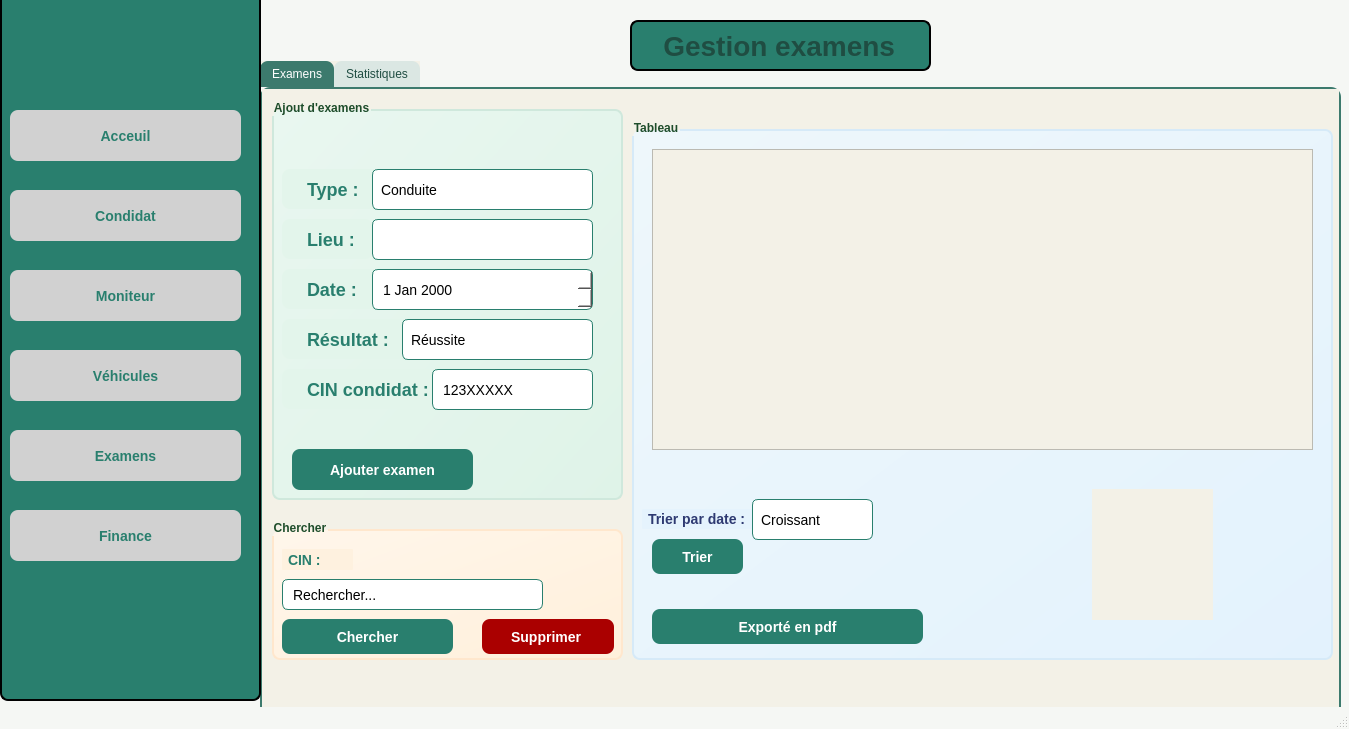
This is mainwindow.ui in Esprit-UP-Algo/projetcpp-2a25-s1-smart-driving-school as Qt 5 draws it before an edit. The edited form follows.
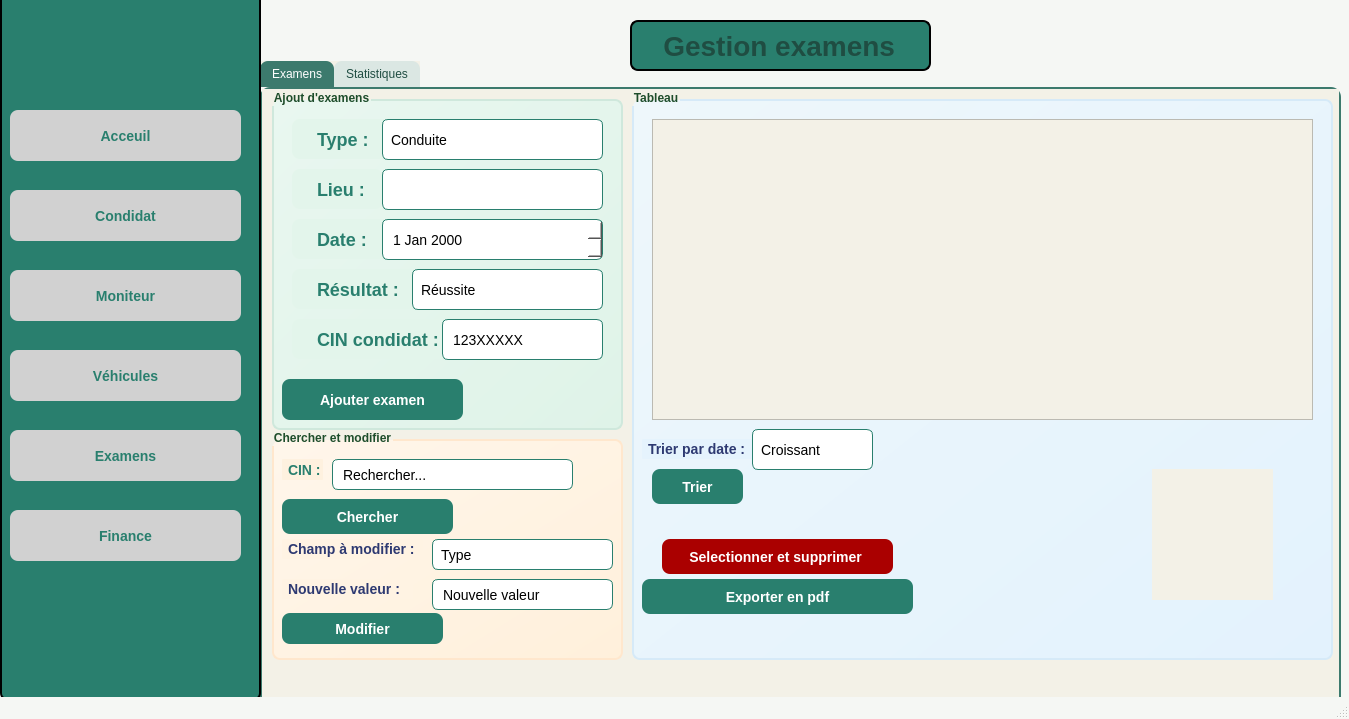
This is the edited form. Icons and pictures are not drawn.

Patch:
```diff
--- a/mainwindow.ui
+++ b/mainwindow.ui
@@ -7,7 +7,7 @@
     <x>0</x>
     <y>0</y>
     <width>1349</width>
-    <height>729</height>
+    <height>719</height>
    </rect>
   </property>
   <property name="windowTitle">
@@ -233,16 +233,16 @@
         <x>0</x>
         <y>0</y>
         <width>1071</width>
-        <height>581</height>
+        <height>641</height>
        </rect>
       </property>
       <widget class="QGroupBox" name="groupBox_add">
        <property name="geometry">
         <rect>
          <x>10</x>
-         <y>10</y>
+         <y>0</y>
          <width>351</width>
-         <height>401</height>
+         <height>341</height>
         </rect>
        </property>
        <property name="title">
@@ -251,8 +251,8 @@
        <widget class="QLabel" name="leType">
         <property name="geometry">
          <rect>
-          <x>10</x>
-          <y>70</y>
+          <x>20</x>
+          <y>30</y>
           <width>121</width>
           <height>40</height>
          </rect>
@@ -276,8 +276,8 @@
        <widget class="QComboBox" name="comboBox_3">
         <property name="geometry">
          <rect>
-          <x>100</x>
-          <y>70</y>
+          <x>110</x>
+          <y>30</y>
           <width>221</width>
           <height>41</height>
          </rect>
@@ -323,8 +323,8 @@
        <widget class="QLabel" name="leLieu">
         <property name="geometry">
          <rect>
-          <x>10</x>
-          <y>120</y>
+          <x>20</x>
+          <y>80</y>
           <width>91</width>
           <height>40</height>
          </rect>
@@ -348,8 +348,8 @@
        <widget class="QLineEdit" name="lineEdit_3">
         <property name="geometry">
          <rect>
-          <x>100</x>
-          <y>120</y>
+          <x>110</x>
+          <y>80</y>
           <width>221</width>
           <height>41</height>
          </rect>
@@ -374,8 +374,8 @@
        <widget class="QLabel" name="deDate">
         <property name="geometry">
          <rect>
-          <x>10</x>
-          <y>170</y>
+          <x>20</x>
+          <y>130</y>
           <width>111</width>
           <height>40</height>
          </rect>
@@ -399,8 +399,8 @@
        <widget class="QDateEdit" name="dateEdit">
         <property name="geometry">
          <rect>
-          <x>100</x>
-          <y>170</y>
+          <x>110</x>
+          <y>130</y>
           <width>221</width>
           <height>41</height>
          </rect>
@@ -430,8 +430,8 @@
        <widget class="QLabel" name="cbResult">
         <property name="geometry">
          <rect>
-          <x>10</x>
-          <y>220</y>
+          <x>20</x>
+          <y>180</y>
           <width>131</width>
           <height>40</height>
          </rect>
@@ -456,8 +456,8 @@
        <widget class="QComboBox" name="comboBox_6">
         <property name="geometry">
          <rect>
-          <x>130</x>
-          <y>220</y>
+          <x>140</x>
+          <y>180</y>
           <width>191</width>
           <height>41</height>
          </rect>
@@ -497,8 +497,8 @@
        <widget class="QPushButton" name="addButton">
         <property name="geometry">
          <rect>
-          <x>20</x>
-          <y>350</y>
+          <x>10</x>
+          <y>290</y>
           <width>181</width>
           <height>41</height>
          </rect>
@@ -530,8 +530,8 @@
        <widget class="QLabel" name="leType_2">
         <property name="geometry">
          <rect>
-          <x>10</x>
-          <y>270</y>
+          <x>20</x>
+          <y>230</y>
           <width>171</width>
           <height>40</height>
          </rect>
@@ -555,8 +555,8 @@
        <widget class="QLineEdit" name="lineEdit_5">
         <property name="geometry">
          <rect>
-          <x>160</x>
-          <y>270</y>
+          <x>170</x>
+          <y>230</y>
           <width>161</width>
           <height>41</height>
          </rect>
@@ -586,9 +586,9 @@
        <property name="geometry">
         <rect>
          <x>370</x>
-         <y>30</y>
+         <y>0</y>
          <width>701</width>
-         <height>541</height>
+         <height>571</height>
         </rect>
        </property>
        <property name="title">
@@ -597,7 +597,7 @@
        <widget class="QPushButton" name="exportButton">
         <property name="geometry">
          <rect>
-          <x>20</x>
+          <x>10</x>
           <y>490</y>
           <width>271</width>
           <height>35</height>
@@ -621,7 +621,7 @@
 </string>
         </property>
         <property name="text">
-         <string>Exporté en pdf</string>
+         <string>Exporter en pdf</string>
         </property>
         <property name="icon">
          <iconset theme="QIcon::ThemeIcon::DocumentPageSetup"/>
@@ -631,7 +631,7 @@
         <property name="geometry">
          <rect>
           <x>10</x>
-          <y>390</y>
+          <y>350</y>
           <width>141</width>
           <height>20</height>
          </rect>
@@ -657,7 +657,7 @@
         <property name="geometry">
          <rect>
           <x>120</x>
-          <y>380</y>
+          <y>340</y>
           <width>121</width>
           <height>41</height>
          </rect>
@@ -704,7 +704,7 @@
         <property name="geometry">
          <rect>
           <x>20</x>
-          <y>420</y>
+          <y>380</y>
           <width>91</width>
           <height>35</height>
          </rect>
@@ -736,8 +736,8 @@
        <widget class="QWidget" name="widget_3" native="true">
         <property name="geometry">
          <rect>
-          <x>460</x>
-          <y>370</y>
+          <x>520</x>
+          <y>380</y>
           <width>121</width>
           <height>131</height>
          </rect>
@@ -761,25 +761,81 @@
           <height>301</height>
          </rect>
         </property>
+        <property name="styleSheet">
+         <string notr="true">QTableWidget {
+    background-color: white;                 
+    color: rgb(41,127,110);                  /* texte en vert */
+    border: 1px solid rgb(41,127,110);     
+    border-radius: 6px;                    
+    padding: 4px 8px;             
+    font-size: 14px;
+}
+
+QTableWidget:focus {
+    border: 2px solid rgb(41,127,110);       
+    background-color: rgb(250, 250, 250);    
+}
+
+QHeaderView::section {
+    background-color: rgb(41,127,110);       /* entête vert */
+    color: white;                            /* texte blanc dans l'entête */
+    padding: 4px;
+    border: none;
+}
+</string>
+        </property>
+       </widget>
+       <widget class="QPushButton" name="deleteButton">
+        <property name="geometry">
+         <rect>
+          <x>30</x>
+          <y>450</y>
+          <width>231</width>
+          <height>35</height>
+         </rect>
+        </property>
+        <property name="styleSheet">
+         <string notr="true">QPushButton {
+    background-color: rgb(170, 0, 0); /* vert par défaut */
+    color: white; /* texte blanc */
+    border: none;
+    border-radius: 8px;
+    padding: 8px 20px;
+    font-size: 14px;
+    font-weight: bold;
+}
+
+QPushButton:hover {
+    background-color: rgb(209, 209, 209); /* gris clair en hover */
+    color: rgb(41, 127, 110); /* texte vert */
+}
+</string>
+        </property>
+        <property name="text">
+         <string>Selectionner et supprimer </string>
+        </property>
+        <property name="icon">
+         <iconset theme="QIcon::ThemeIcon::EditDelete"/>
+        </property>
        </widget>
       </widget>
       <widget class="QGroupBox" name="groupBox_modify">
        <property name="geometry">
         <rect>
          <x>10</x>
-         <y>430</y>
+         <y>340</y>
          <width>351</width>
-         <height>141</height>
+         <height>231</height>
         </rect>
        </property>
        <property name="title">
-        <string>Chercher</string>
+        <string>Chercher et modifier</string>
        </property>
        <widget class="QPushButton" name="btnSearch">
         <property name="geometry">
          <rect>
           <x>10</x>
-          <y>100</y>
+          <y>70</y>
           <width>171</width>
           <height>35</height>
          </rect>
@@ -811,9 +867,9 @@
        <widget class="QLineEdit" name="lineEdit_6">
         <property name="geometry">
          <rect>
-          <x>10</x>
-          <y>60</y>
-          <width>261</width>
+          <x>60</x>
+          <y>30</y>
+          <width>241</width>
           <height>31</height>
          </rect>
         </property>
@@ -845,7 +901,7 @@
          <rect>
           <x>10</x>
           <y>30</y>
-          <width>71</width>
+          <width>41</width>
           <height>21</height>
          </rect>
         </property>
@@ -866,18 +922,18 @@
          <string>CIN :</string>
         </property>
        </widget>
-       <widget class="QPushButton" name="deleteButton">
+       <widget class="QPushButton" name="modifyButton">
         <property name="geometry">
          <rect>
-          <x>210</x>
-          <y>100</y>
-          <width>132</width>
-          <height>35</height>
+          <x>10</x>
+          <y>184</y>
+          <width>161</width>
+          <height>31</height>
          </rect>
         </property>
         <property name="styleSheet">
          <string notr="true">QPushButton {
-    background-color: rgb(170, 0, 0); /* vert par défaut */
+    background-color: rgb(41, 127, 110); /* vert par défaut */
     color: white; /* texte blanc */
     border: none;
     border-radius: 8px;
@@ -893,10 +949,156 @@
 </string>
         </property>
         <property name="text">
-         <string>Supprimer </string>
+         <string>Modifier</string>
         </property>
         <property name="icon">
-         <iconset theme="QIcon::ThemeIcon::EditDelete"/>
+         <iconset theme="QIcon::ThemeIcon::MailMessageNew"/>
+        </property>
+       </widget>
+       <widget class="QLabel" name="label_5">
+        <property name="geometry">
+         <rect>
+          <x>10</x>
+          <y>110</y>
+          <width>141</width>
+          <height>20</height>
+         </rect>
+        </property>
+        <property name="styleSheet">
+         <string notr="true">QLabel {
+    /* normal state */
+	background-color:rgb(255, 243, 227);
+    color:rgb(46, 58, 114);
+    border: none;
+    border-radius: 1px;
+    padding: 2px 2px;
+    font-size: 14px;
+    font-weight: bold;
+}
+</string>
+        </property>
+        <property name="text">
+         <string>Champ à modifier :</string>
+        </property>
+       </widget>
+       <widget class="QComboBox" name="comboBox_4">
+        <property name="geometry">
+         <rect>
+          <x>160</x>
+          <y>110</y>
+          <width>181</width>
+          <height>31</height>
+         </rect>
+        </property>
+        <property name="styleSheet">
+         <string notr="true">QComboBox {
+    background-color: white;                  
+    color: black;                            
+    border: 1px solid rgb(41,127,110);     
+    border-radius: 6px;                    
+    padding: 4px 8px;             
+    font-size: 14px;
+}
+
+QComboBox:focus {
+    border: 2px solid rgb(41,127,110);       
+    background-color: rgb(250, 250, 250);    
+}
+
+QComboBox::drop-down {
+    border: none;                            
+    width: 24px;
+}
+</string>
+        </property>
+        <property name="editable">
+         <bool>false</bool>
+        </property>
+        <property name="currentText">
+         <string>Type</string>
+        </property>
+        <item>
+         <property name="text">
+          <string>Type</string>
+         </property>
+        </item>
+        <item>
+         <property name="text">
+          <string>Date</string>
+         </property>
+        </item>
+        <item>
+         <property name="text">
+          <string>Lieu</string>
+         </property>
+        </item>
+        <item>
+         <property name="text">
+          <string>Résultat</string>
+         </property>
+        </item>
+        <item>
+         <property name="text">
+          <string>CIN</string>
+         </property>
+        </item>
+       </widget>
+       <widget class="QLabel" name="label_6">
+        <property name="geometry">
+         <rect>
+          <x>10</x>
+          <y>150</y>
+          <width>131</width>
+          <height>20</height>
+         </rect>
+        </property>
+        <property name="styleSheet">
+         <string notr="true">QLabel {
+    /* normal state */
+	background-color:rgb(255, 243, 227);
+    color:rgb(46, 58, 114);
+    border: none;
+    border-radius: 1px;
+    padding: 2px 2px;
+    font-size: 14px;
+    font-weight: bold;
+}
+</string>
+        </property>
+        <property name="text">
+         <string>Nouvelle valeur :</string>
+        </property>
+       </widget>
+       <widget class="QLineEdit" name="lineEdit_7">
+        <property name="geometry">
+         <rect>
+          <x>160</x>
+          <y>150</y>
+          <width>181</width>
+          <height>31</height>
+         </rect>
+        </property>
+        <property name="styleSheet">
+         <string notr="true">QLineEdit {
+    background-color: white;   /* fond blanc */
+    color: black;              /* texte noir */
+    border: 1px solid rgb(41,127,110);  /* contour vert */
+    border-radius: 6px;        /* coins arrondis */
+    padding: 4px 8px;          /* marges internes */
+    font-size: 14px;
+}
+
+QLineEdit:focus {
+    border: 2px solid rgb(41,127,110); /* contour plus épais quand actif */
+    background-color: rgb(250, 250, 250); /* très léger gris pour focus */
+}
+</string>
+        </property>
+        <property name="inputMask">
+         <string/>
+        </property>
+        <property name="text">
+         <string>Nouvelle valeur</string>
         </property>
        </widget>
       </widget>
```
Left out of the diff: 4 changed lines with no effect on the pictures.
